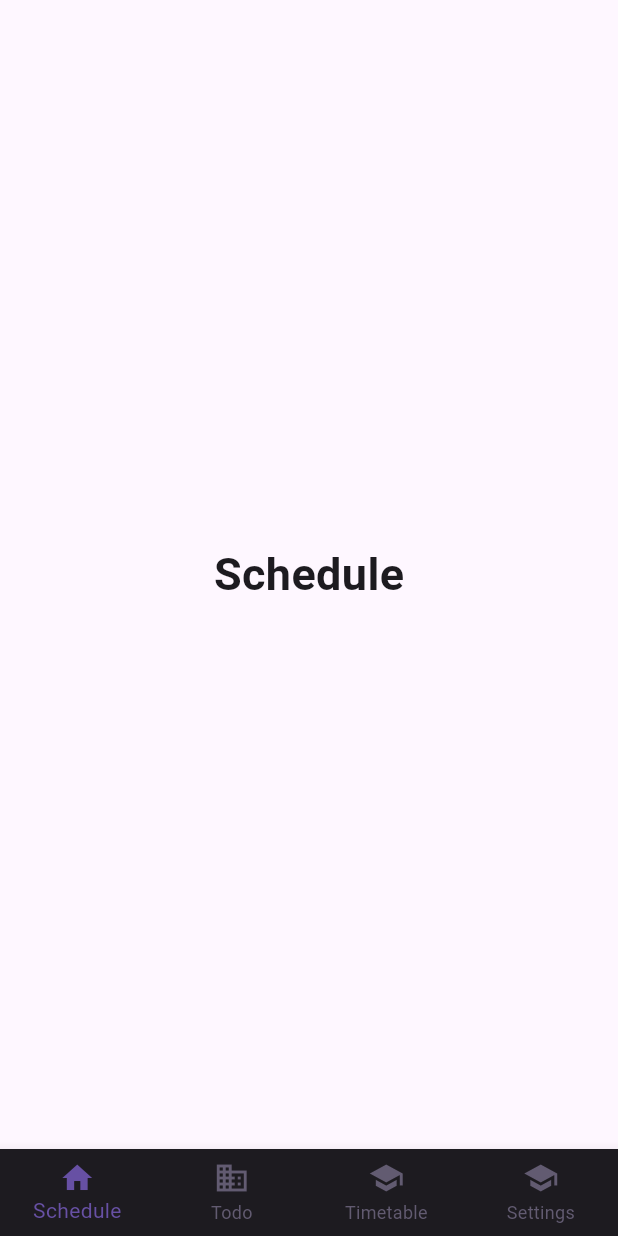
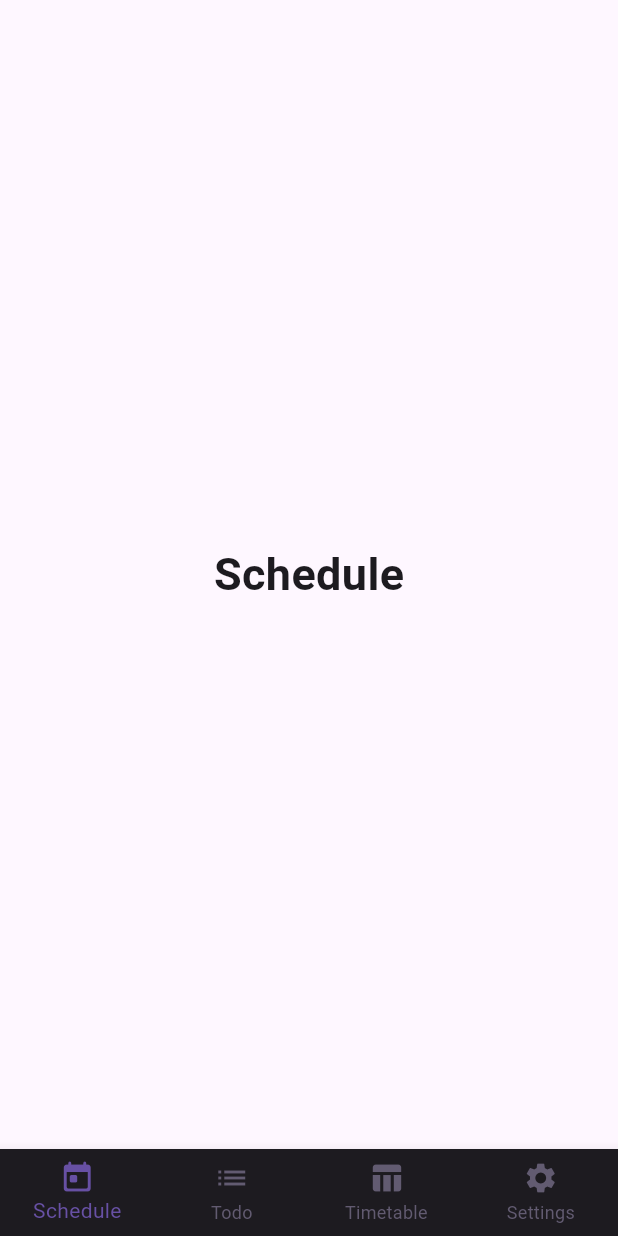
Before and after one commit to nnyjan02426/Schedrag, a Flutter app: the screen it shows after launch, on a phone screen of 412 x 824 dp. Run offline on Flutter 3.47's test engine with Material 3 defaults, Android fonts, the light colour scheme and no system bars.

Commit message:
create seperate files for each main pages

```diff
--- a/lib/main.dart
+++ b/lib/main.dart
@@ -1,5 +1,6 @@
 import 'package:flutter/foundation.dart';
 import 'package:flutter/material.dart';
+import 'presentation/presentation.dart';
 
 void main() => runApp(const Schedrag());
 
@@ -38,19 +39,19 @@
 
   @override
   Widget build(BuildContext context) {
-    Widget page = Placeholder();
+    late Widget page;
     switch (_selectedIndex) {
       case 0:
-        page = Text('Schedule', style: optionStyle);
+        page = SchedulePage(optionStyle);
         if (kDebugMode) { print('Page [Schedule] selected'); }
       case 1:
-        page = Text('Todo', style: optionStyle);
+        page = TodoPage(optionStyle);
         if (kDebugMode) { print('Page [Todo] selected'); }
       case 2:
-        page = Text('Timetable', style: optionStyle);
+        page = TimetablePage(optionStyle);
         if (kDebugMode) { print('Page [Timetable] selected'); }
       case 3:
-        page = Text('Settings', style: optionStyle);
+        page = SettingsPage(optionStyle);
         if (kDebugMode) { print('Page [Settings] selected'); }
       default:
         throw UnimplementedError('no widget for $_selectedIndex');
@@ -73,19 +74,19 @@
 
         items: const <BottomNavigationBarItem>[
           BottomNavigationBarItem(
-            icon: Icon(Icons.home),
+            icon: Icon(Icons.today_rounded),
             label: 'Schedule',
           ),
           BottomNavigationBarItem(
-            icon: Icon(Icons.business),
+            icon: Icon(Icons.list),
             label: 'Todo',
           ),
           BottomNavigationBarItem(
-            icon: Icon(Icons.school),
+            icon: Icon(Icons.table_chart),
             label: 'Timetable',
           ),
           BottomNavigationBarItem(
-            icon: Icon(Icons.school),
+            icon: Icon(Icons.settings),
             label: 'Settings',
           ),
         ],
--- /dev/null
+++ b/lib/presentation/pages/schedule.dart
@@ -0,0 +1,9 @@
+import 'package:flutter/cupertino.dart';
+
+class SchedulePage extends StatelessWidget{
+  final TextStyle optionStyle;
+  const SchedulePage(this.optionStyle, {super.key});
+
+  @override
+  Widget build(BuildContext context) => Text('Schedule', style: optionStyle);
+}
--- /dev/null
+++ b/lib/presentation/presentation.dart
@@ -0,0 +1,4 @@
+export 'pages/schedule.dart';
+export 'pages/settings.dart';
+export 'pages/timetable.dart';
+export 'pages/todo.dart';
```
Also changed, not shown: lib/presentation/pages/settings.dart (added, +9 -0 lines), lib/presentation/pages/timetable.dart (added, +9 -0 lines), lib/presentation/pages/todo.dart (added, +9 -0 lines), pubspec.yaml (+1 -69 lines).
